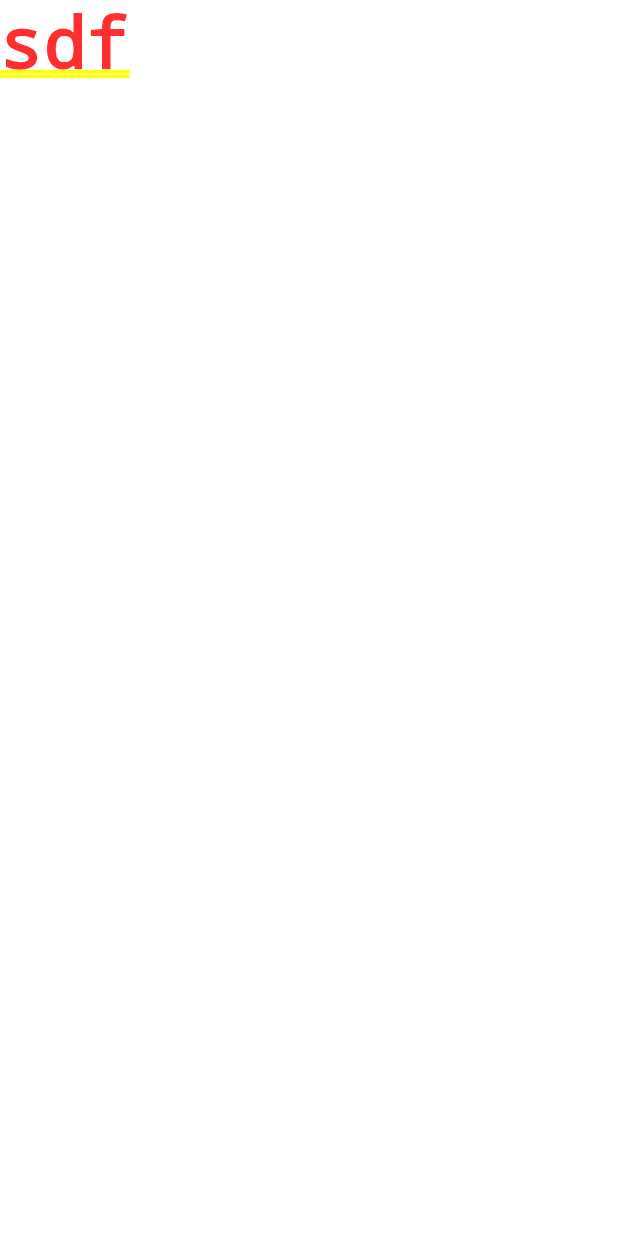
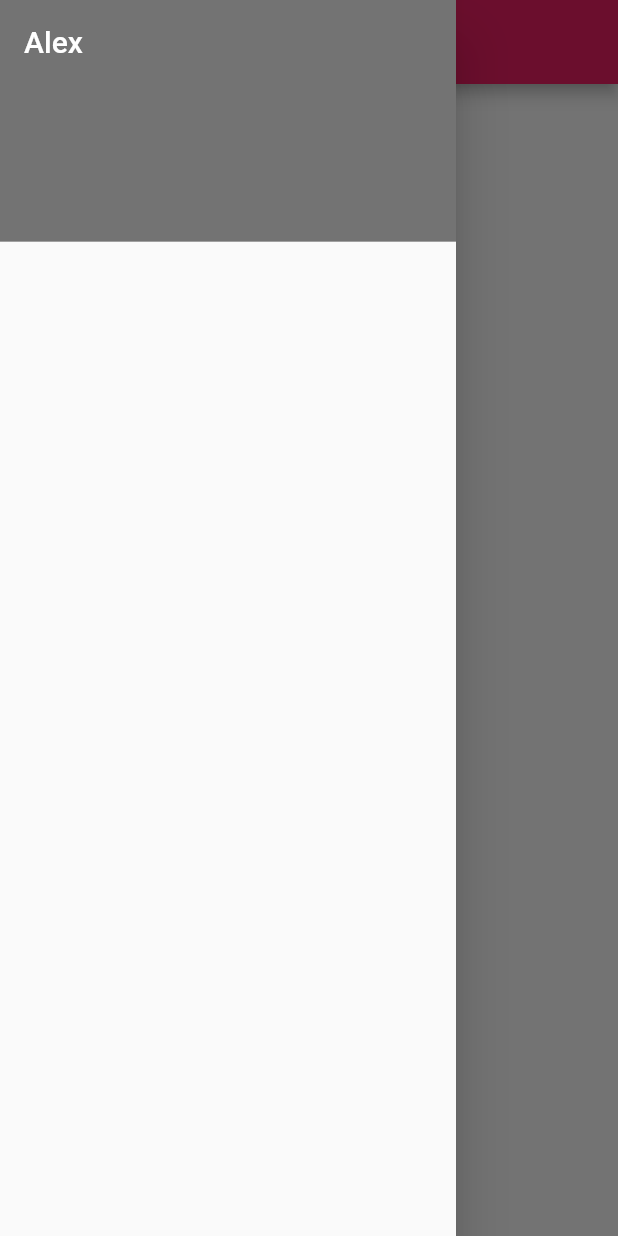
Before and after one commit to franlm1/project-appEnglish, a Flutter app: the screen it shows after launch, with the side drawer open (before the commit the screen has no drawer), on a phone screen of 412 x 824 dp. Run offline on Flutter 3.47's test engine with Material 2 defaults, Android fonts, the phone set to English and light mode, and no system bars.

Commit message:
add widget

```diff
--- a/lib/list/list_user.dart
+++ b/lib/list/list_user.dart
@@ -1,6 +1,7 @@
 import 'package:flutter/cupertino.dart';
 
 import 'package:flutter/material.dart';
+import 'package:tuttorial_1/menu/menu_lateral.dart';
 
 class ListUser extends StatefulWidget {
   @override
@@ -8,17 +9,31 @@ class ListUser extends StatefulWidget {
 }
 
 class ListUserState extends State<ListUser> {
-
-
-
   @override
   void initState() {
     super.initState();
   }
 
+  Widget appBarTitle = const Text(
+    "Search user",
+    style: TextStyle(color: Colors.white),
+  );
+
   @override
   Widget build(BuildContext context) {
-    // TODO: implement build
-    throw UnimplementedError();
+    return Scaffold(
+      appBar: AppBar(
+        title: appBarTitle,
+        actions: [
+
+        ],
+      ),
+      drawer:MenuLateral() ,
+      body: ListView(
+        children: [
+
+        ],
+      )
+    );
   }
 }
--- a/lib/main.dart
+++ b/lib/main.dart
@@ -1,4 +1,6 @@
 import 'package:flutter/material.dart';
+
+import 'list/list_user.dart';
 
 void main() {
   runApp(const MyApp());
@@ -21,7 +23,7 @@ class MyApp extends StatelessWidget {
         primarySwatch: Colors.pink,
         brightness: Brightness.light,
       ),
-      home: Text("sdf"),
+      home: HomePageMain(),
       routes: <String, WidgetBuilder>{},
     );
   }
@@ -35,9 +37,10 @@ class HomePageMain extends StatefulWidget {
 class _SearchListState extends State<HomePageMain> {
   @override
   Widget build(BuildContext context) {
+
     return Scaffold(
 
-
+      body: ListUser() ,
 
     );
   }
--- /dev/null
+++ b/lib/menu/menu_lateral.dart
@@ -0,0 +1,33 @@
+import 'package:flutter/material.dart';
+
+class MenuLateral extends StatefulWidget {
+  @override
+  Menu createState() => Menu();
+}
+
+class Menu extends State<MenuLateral> {
+  @override
+  Widget build(BuildContext context) {
+    return Drawer(
+      child: ListView(
+        padding: EdgeInsets.zero,
+        children: const [
+          DrawerHeader(
+            child: Text(
+              "Alex",
+              style: TextStyle(
+                fontSize: 20.0,
+                color: Colors.white,
+              ),
+            ),
+            decoration: BoxDecoration(
+              color: Colors.black54,
+              shape: BoxShape.rectangle,
+            ) ,
+            ),
+        ],
+      ),
+
+    );
+  }
+}
```
